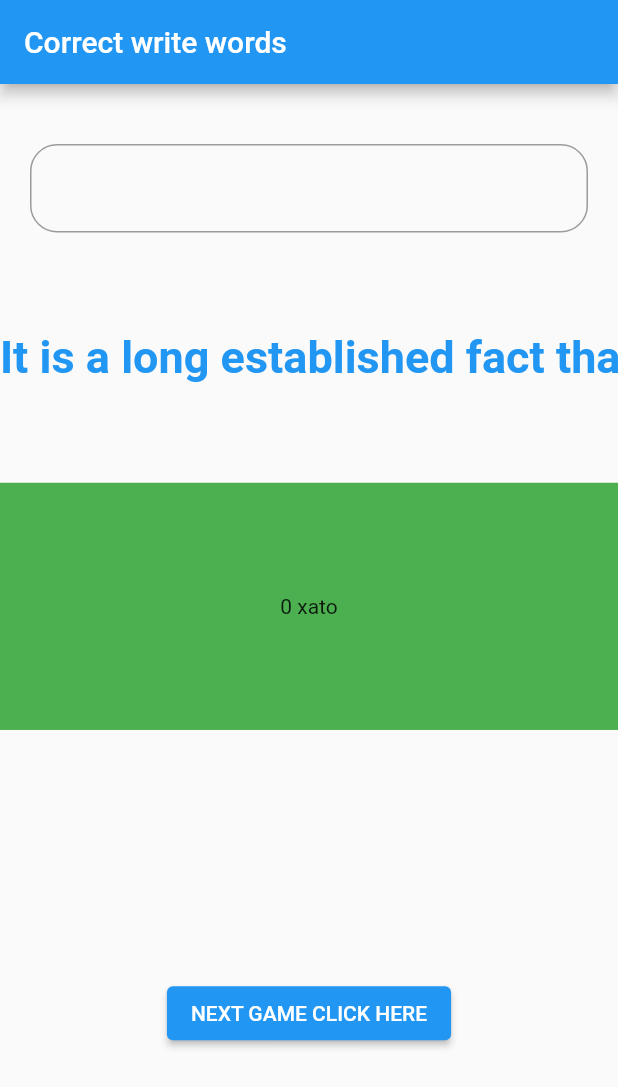
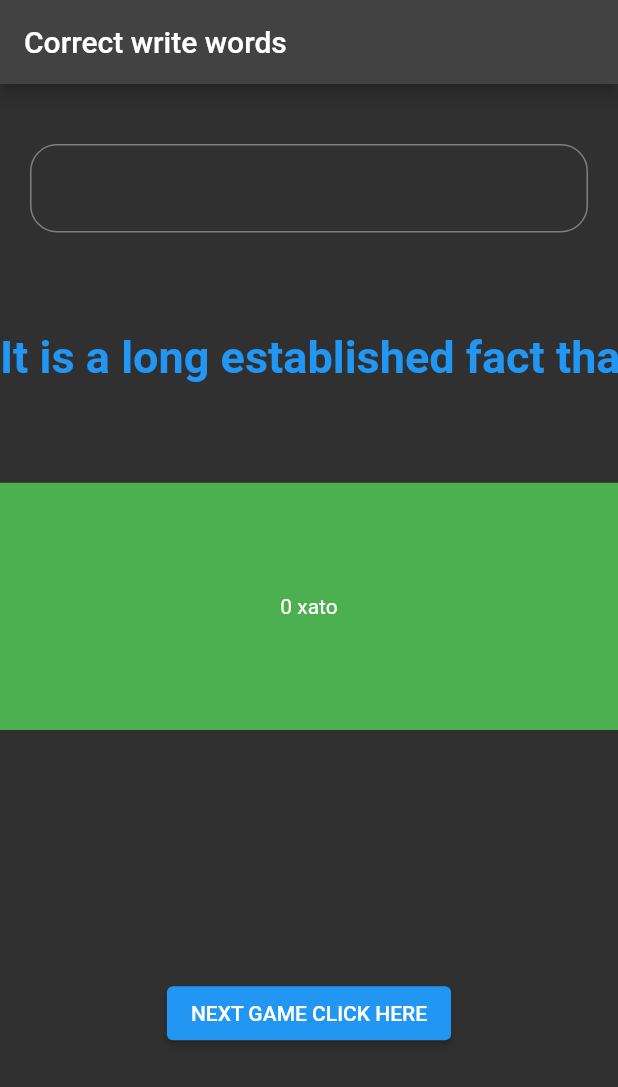
Before and after one commit to Farrux45/Gams-with-Bloc, a Flutter app: the screen it shows after launch, on a phone screen of 412 x 824 dp. Shown: the top 1087 px of the screen. Run offline on Flutter 3.47's test engine with Material 2 defaults, Android fonts, the phone set to English and light mode, and no system bars; drawn by our look-alikes of text_scroll; our stand-ins replace bloc, carousel_slider, flutter_bloc.

Commit message:
finish game

```diff
--- a/lib/core/constant/text_page.dart
+++ /dev/null
@@ -1,6 +0,0 @@
-class TextPage  {
-  static List texts = [
-  "Lorem Ipsum is simply dummy text of the printing and typesetting industry. Lorem Ipsum has been the industry's standard dummy text ever since the 1500s, when an unknown printer took a galley of type and scrambled it to make a type specimen book. It has survived not only five centuries, but also the leap into electronic typesetting, remaining essentially unchanged.",
-
-  ];
-}
--- a/lib/main.dart
+++ b/lib/main.dart
@@ -11,13 +11,13 @@ class MyApp extends StatelessWidget {
 
   @override
   Widget build(BuildContext context) {
+    final darkBlue = Color.fromARGB(255, 18, 32, 47);
     return MaterialApp(
       debugShowCheckedModeBanner: false,
       title: 'Flutter Demo',
-      theme: ThemeData(
-      primarySwatch: Colors.blue,
-      ),
-      home: const MyHomePage(),
+      theme: ThemeData.dark(),
+      home: const MyHomePage (),
+
     );
   }
 }
--- a/lib/screens/home_page.dart
+++ b/lib/screens/home_page.dart
@@ -1,5 +1,4 @@
 import 'package:carousel_slider/carousel_slider.dart';
-import 'package:example/core/constant/text_page.dart';
 import 'package:example/screens/home_page_yest.dart';
 import 'package:flutter/foundation.dart';
 import 'package:flutter/material.dart';
```
Also changed, not shown: 6 other files.
